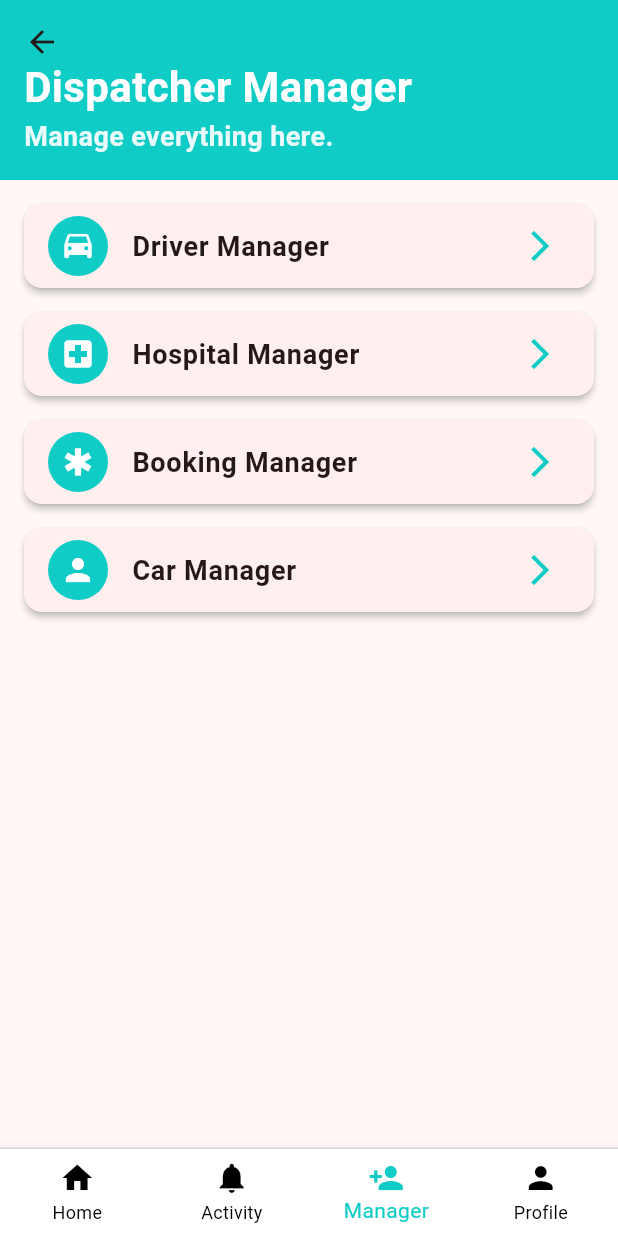
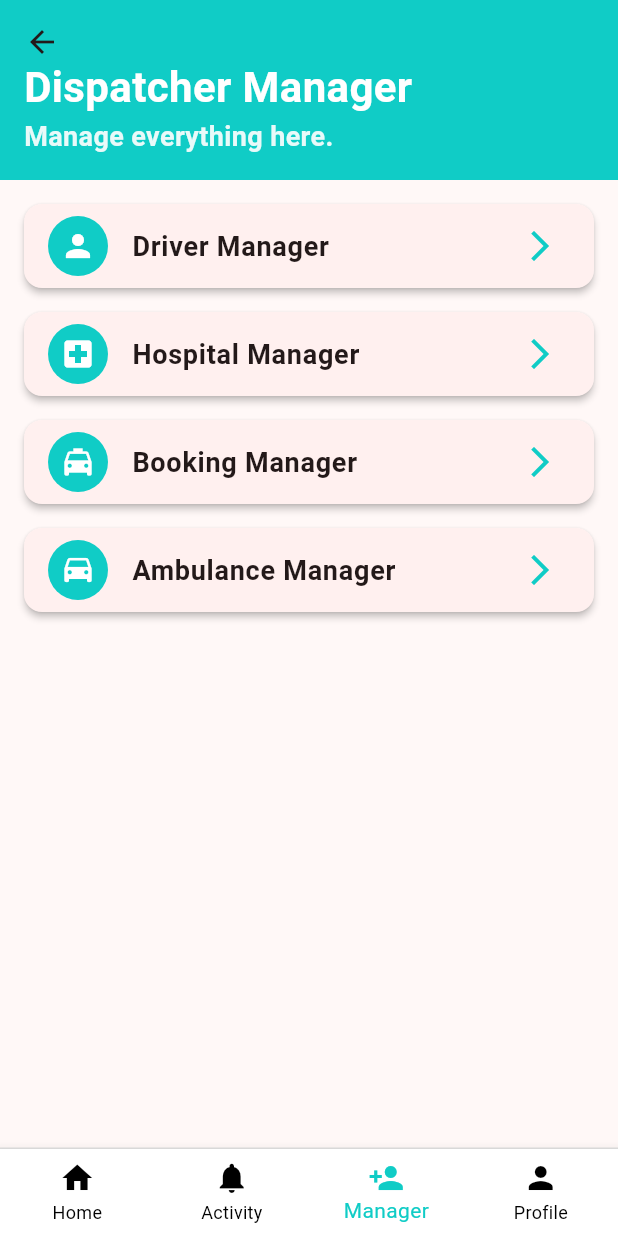
Before and after one commit to dat13298/esavior_techwiz, a Flutter app: the AdminPage screen opened directly, item 3 of the bottom bar chosen, on a phone screen of 412 x 824 dp. Run offline on Flutter 3.47's test engine with Material 3 defaults, Android fonts, the phone set to English and light mode, and no system bars; our stand-ins replace audioplayers, cloud_firestore, firebase_core, firebase_database, flutter_map, geolocator and 2 more; missing offline and left inert: bcrypt; accounts and stored records are empty.

Commit message:
edit admin home and manager

```diff
--- a/lib/views/admin/admin_home.dart
+++ b/lib/views/admin/admin_home.dart
@@ -7,8 +7,7 @@ import 'admin_manager.dart';
 import 'admin_profile.dart';
 
 class AdminPage extends StatefulWidget {
-  // final String role; // Role được truyền vào (nếu có)
-  const AdminPage({Key? key,}) : super(key: key);
+  const AdminPage({Key? key}) : super(key: key);
 
   @override
   _AdminPageState createState() => _AdminPageState();
@@ -22,7 +21,7 @@ class _AdminPageState extends State<AdminPage> {
   void initState() {
     super.initState();
     _tabs = [
-      const HomeTab(),  // Tab Home
+      _buildHomeTab(),  // Tab Home
       const ActivityTab(),         // Tab Activity
       const ManagerTab(),    // Tab Manager
       const ProfileTab(),          // Tab Profile
@@ -76,14 +75,8 @@ class _AdminPageState extends State<AdminPage> {
       ),
     );
   }
-}
 
-// Trang Home Tab
-class HomeTab extends StatelessWidget {
-  const HomeTab({super.key});
-
-  @override
-  Widget build(BuildContext context) {
+  Widget _buildHomeTab() {
     return Scaffold(
       appBar: CustomAppBar(title: 'eSavior', subtitle: 'Management'),
       body: Padding(
--- a/lib/views/admin/admin_manager.dart
+++ b/lib/views/admin/admin_manager.dart
@@ -3,20 +3,26 @@ import 'package:flutter/material.dart';
 import 'customAppBar.dart';
 import 'hospital_manager.dart';
 
-class ManagerTab extends StatelessWidget {
-  const ManagerTab();
+class ManagerTab extends StatefulWidget {
+  const ManagerTab({Key? key}) : super(key: key);
+
+  @override
+  _ManagerTabState createState() => _ManagerTabState();
+}
+
+class _ManagerTabState extends State<ManagerTab> {
+  // Danh sách các mục quản lý
+  final List<Map<String, dynamic>> managementItems = [
+    {'icon': Icons.person, 'title': 'Driver Manager', 'color': Color(0xFF10CCC6)},
+    {'icon': Icons.local_hospital, 'title': 'Hospital Manager', 'color': Color(0xFF10CCC6)},
+    {'icon': Icons.local_taxi, 'title': 'Booking Manager', 'color': Color(0xFF10CCC6)},
+    {'icon': Icons.drive_eta, 'title': 'Ambulance Manager', 'color': Color(0xFF10CCC6)},
+    // {'icon': Icons.settings, 'title': 'Settings', 'color': Color(0xFF10CCC6)},
+
+  ];
 
   @override
   Widget build(BuildContext context) {
-    // Danh sách các mục quản lý
-    final List<Map<String, dynamic>> managementItems = [
-      {'icon': Icons.drive_eta, 'title': 'Driver Manager', 'color': Color(0xFF10CCC6)},
-      {'icon': Icons.local_hospital, 'title': 'Hospital Manager', 'color': Color(0xFF10CCC6)},
-      {'icon': Icons.emergency, 'title': 'Booking Manager', 'color': Color(0xFF10CCC6)},
-      {'icon': Icons.person, 'title': 'Car Manager', 'color': Color(0xFF10CCC6)},
-      // {'icon': Icons.settings, 'title': 'Settings', 'color': Color(0xFF10CCC6)},
-    ];
-
     return Scaffold(
       appBar: CustomAppBar(
         title: 'Dispatcher Manager',
@@ -47,15 +53,12 @@ class ManagerTab extends StatelessWidget {
                 if (item['title'] == 'Hospital Manager') {
                   Navigator.push(
                     context,
-                      MaterialPageRoute(
-                          builder: (context) => HospitalManager()),
+                    MaterialPageRoute(builder: (context) => HospitalManager()),
                   );
-                  }
-                  if (item['title'] == 'Driver Manager') {
+                } else if (item['title'] == 'Driver Manager') {
                   Navigator.push(
                     context,
-                      MaterialPageRoute(
-                          builder: (context) => DriverManager()),
+                    MaterialPageRoute(builder: (context) => DriverManager()),
                   );
                 }
               },
```
Lines whose indentation alone changed are shown as unchanged.
